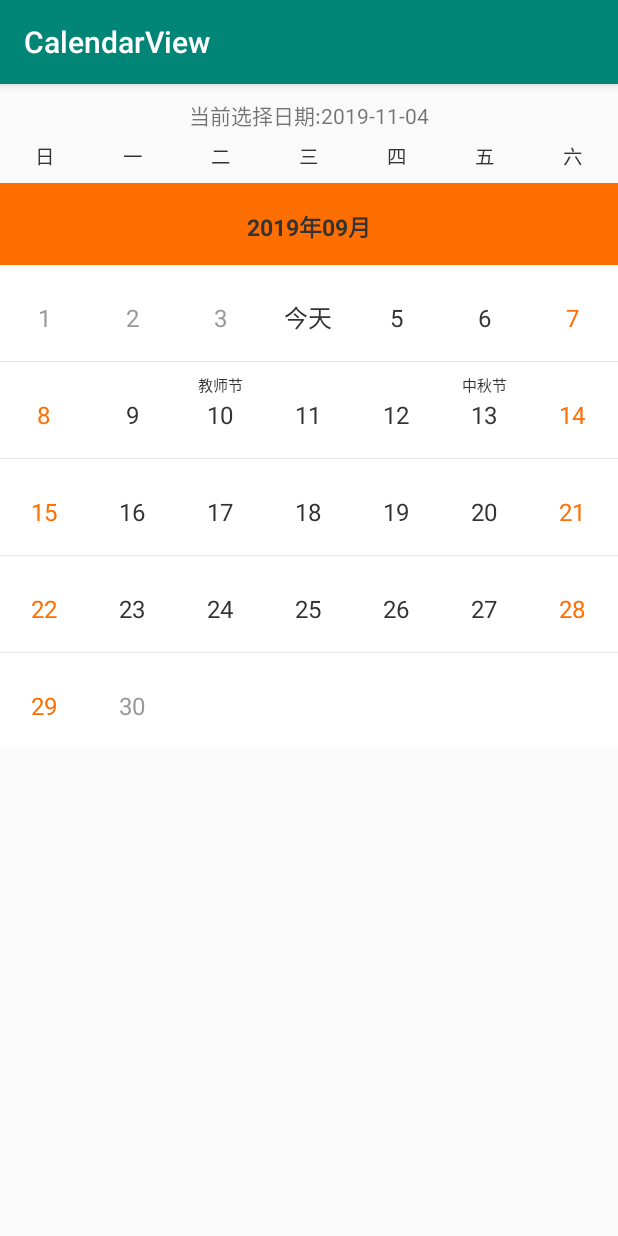
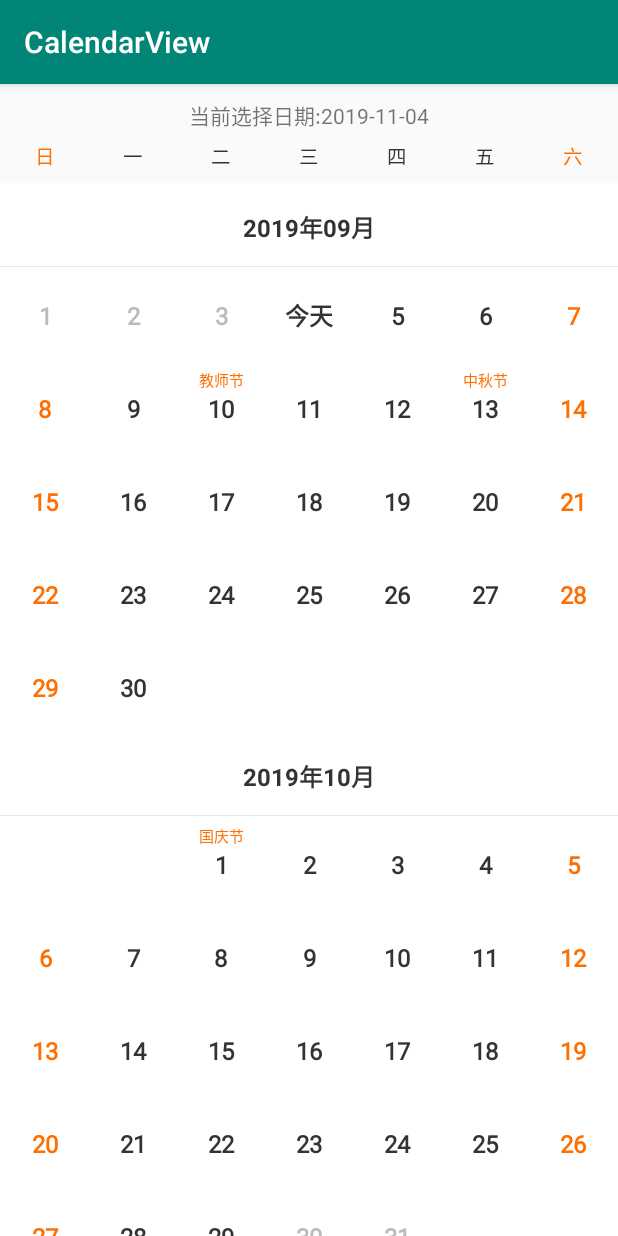
Before and after one commit to sy007/CalendarView, an Android app: the SingleSelectActivity screen opened directly, with no data from a screen before it, on a phone screen of 412 x 824 dp. Run offline under Robolectric (Android 15) with nearby library versions, the phone set to English and light mode, and no system bars.

Commit message:
完善Demo,新增设置日期字体 样式属性，修复头部月份宽度测量不正确问题

```diff
--- a/app/build.gradle
+++ b/app/build.gradle
@@ -20,9 +20,11 @@ android {
 
 dependencies {
     implementation fileTree(include: ['*.jar'], dir: 'libs')
+    implementation 'com.android.support.constraint:constraint-layout:1.1.3'
     testImplementation 'junit:junit:4.12'
     implementation 'com.android.support:appcompat-v7:26.0.2'
     implementation 'com.android.support:recyclerview-v7:26.0.2'
     implementation project(':calendarlibrary')
+    debugImplementation 'me.ele:uetool:1.2.3'
 
 }
--- a/app/src/main/AndroidManifest.xml
+++ b/app/src/main/AndroidManifest.xml
@@ -10,15 +10,15 @@
         android:supportsRtl="true"
         android:theme="@style/AppTheme">
         <activity android:name=".RangeSelectActivity" />
-
         <activity android:name=".SingleSelectActivity" />
         <activity android:name=".MainActivity">
+
             <intent-filter>
                 <action android:name="android.intent.action.MAIN" />
 
                 <category android:name="android.intent.category.LAUNCHER" />
             </intent-filter>
-
         </activity>
     </application>
+
 </manifest>
--- a/app/src/main/java/com/sunyuan/calendarview/MainActivity.java
+++ b/app/src/main/java/com/sunyuan/calendarview/MainActivity.java
@@ -5,12 +5,15 @@ import android.support.v7.app.AppCompatActivity;
 import android.os.Bundle;
 import android.view.View;
 
+import me.ele.uetool.UETool;
+
 public class MainActivity extends AppCompatActivity {
 
     @Override
     protected void onCreate(Bundle savedInstanceState) {
         super.onCreate(savedInstanceState);
         setContentView(R.layout.activity_main);
+        UETool.showUETMenu();
         findViewById(R.id.btn_single_select).setOnClickListener(new View.OnClickListener() {
             @Override
             public void onClick(View v) {
--- a/app/src/main/java/com/sunyuan/calendarview/SingleSelectActivity.java
+++ b/app/src/main/java/com/sunyuan/calendarview/SingleSelectActivity.java
@@ -38,6 +38,7 @@ public class SingleSelectActivity extends AppCompatActivity {
         tvCurrentSelectDate.setText(currentSelectDayStr);
         Calendar calendar = Calendar.getInstance();
         Date minDate = calendar.getTime();
+        calendar.add(Calendar.MONTH, 1);
         calendar.add(Calendar.DATE, 25);
         Date maxDate = calendar.getTime();
         CalendarViewWrapper.wrap(calendarView)
--- a/app/src/main/res/layout/activity_single_select.xml
+++ b/app/src/main/res/layout/activity_single_select.xml
@@ -33,7 +33,7 @@
         sy:lableArr="@array/month_view_lable_arr"
         sy:lableTextColor="#333333"
         sy:lableTextSize="13sp"
-        sy:lableWeekendTextColor="#333333" />
+        sy:lableWeekendTextColor="#FF6E00" />
     <!--日历-->
     <com.sunyuan.calendarlibrary.CalendarView
         android:id="@+id/calendar_view"
@@ -41,20 +41,19 @@
         android:layout_height="wrap_content"
         android:background="#FFFFFF"
         sy:bottomTextSize="10sp"
-        sy:disTextColor="#999999"
-        sy:dividerColor="#E8E8E8"
-        sy:dividerHeight="1px"
+        sy:disTextColor="#BBBBBB"
         sy:firstSelectDayText="出发"
-        sy:firstTopMargin="10dp"
-        sy:rowHeight="64dp"
+        sy:firstTopMargin="8dp"
+        sy:rowHeight="62dp"
         sy:sameTextColor="#333333"
-        sy:secondTopMargin="5dp"
+        sy:secondTopMargin="4dp"
         sy:selectBgDrawable="@drawable/drawable_select_bg"
         sy:selectTextColor="#FFFFFF"
         sy:textColor="#333333"
         sy:textSize="16sp"
-        sy:thirdTopMargin="5dp"
-        sy:topTextColor="#333333"
+        sy:textStyle="bold"
+        sy:thirdTopMargin="4dp"
+        sy:topTextColor="#FF6E00"
         sy:topTextSize="10sp"
         sy:weekendTextColor="#FF6E00" />
 </LinearLayout>
--- a/calendarlibrary/src/main/java/com/sunyuan/calendarlibrary/CalendarAdapter.java
+++ b/calendarlibrary/src/main/java/com/sunyuan/calendarlibrary/CalendarAdapter.java
@@ -50,6 +50,7 @@ import static com.sunyuan.calendarlibrary.MonthView.SELECT_RANGE_BG_DRAWABLE;
 import static com.sunyuan.calendarlibrary.MonthView.SELECT_TEXT_COLOR;
 import static com.sunyuan.calendarlibrary.MonthView.TEXT_COLOR;
 import static com.sunyuan.calendarlibrary.MonthView.TEXT_SIZE;
+import static com.sunyuan.calendarlibrary.MonthView.TEXT_STYLE;
 import static com.sunyuan.calendarlibrary.MonthView.THIRD_TOP_MARGIN;
 import static com.sunyuan.calendarlibrary.MonthView.TOP_SIZE;
 import static com.sunyuan.calendarlibrary.MonthView.TOP_TEXT_COLOR;
@@ -92,24 +93,18 @@ final class CalendarAdapter extends RecyclerView.Adapter<CalendarAdapter.Calenda
         int topTextColor = typedArray.getColor(R.styleable.CalendarView_topTextColor, DEFAULT_TOP_TEXT_COLOR);
         int sameTextColor = typedArray.getColor(R.styleable.CalendarView_sameTextColor, DEFAULT_SAME_TEXT_COLOR);
         Drawable selectRangeBgDrawable = typedArray.getDrawable(R.styleable.CalendarView_selectRangeBgDrawable);
-        int defaultTopSize = Utils.sp2px(context, 10);
-        int defaultTextSize = Utils.sp2px(context, 13);
-        int defaultBottomTextSize = Utils.sp2px(context, 10);
-        int defaultFirstTopMargin = Utils.dip2px(context, 5);
-        int defaultSecondTopMargin = Utils.dip2px(context, 5);
-        int defaultThirdTopMargin = Utils.dip2px(context, 5);
-        int topTextSize = (int) typedArray.getDimension(R.styleable.CalendarView_topTextSize, defaultTopSize);
-        int textSize = (int) typedArray.getDimension(R.styleable.CalendarView_textSize, defaultTextSize);
-        int bottomTextSize = (int) typedArray.getDimension(R.styleable.CalendarView_bottomTextSize, defaultBottomTextSize);
-        int firstTopMargin = (int) typedArray.getDimension(R.styleable.CalendarView_firstTopMargin, defaultFirstTopMargin);
-        int secondTopMargin = (int) typedArray.getDimension(R.styleable.CalendarView_secondTopMargin, defaultSecondTopMargin);
-        int thirdTopMargin = (int) typedArray.getDimension(R.styleable.CalendarView_thirdTopMargin, defaultThirdTopMargin);
+        int topTextSize = (int) typedArray.getDimension(R.styleable.CalendarView_topTextSize, Utils.sp2px(context, 10));
+        int textSize = (int) typedArray.getDimension(R.styleable.CalendarView_textSize, Utils.sp2px(context, 13));
+        int textStyle = typedArray.getInt(R.styleable.CalendarView_textStyle, 0);
+        int bottomTextSize = (int) typedArray.getDimension(R.styleable.CalendarView_bottomTextSize, Utils.sp2px(context, 10));
+        int firstTopMargin = (int) typedArray.getDimension(R.styleable.CalendarView_firstTopMargin, 0);
+        int secondTopMargin = (int) typedArray.getDimension(R.styleable.CalendarView_secondTopMargin, 0);
+        int thirdTopMargin = (int) typedArray.getDimension(R.styleable.CalendarView_thirdTopMargin, 0);
         int selectMaxRange = typedArray.getInteger(R.styleable.CalendarView_selectMaxRange, MonthView.DEFAULT_SELECT_MAX_RANGE);
         int dividerHeight = (int) typedArray.getDimension(R.styleable.CalendarView_dividerHeight, MonthView.DEFAULT_DIVIDER_HEIGHT);
         int dividerColor = typedArray.getColor(R.styleable.CalendarView_dividerColor, MonthView.DEFAULT_DIVIDER_COLOR);
         String firstSelectDayText = typedArray.getString(R.styleable.CalendarView_firstSelectDayText);
         String lastSelectDayText = typedArray.getString(R.styleable.CalendarView_lastSelectDayText);
-
 
         int paddingLeft = (int) typedArray.getDimension(R.styleable.CalendarView_monthPaddingLeft, 0);
         int paddingTop = (int) typedArray.getDimension(R.styleable.CalendarView_monthPaddingTop, 0);
@@ -140,6 +135,7 @@ final class CalendarAdapter extends RecyclerView.Adapter<CalendarAdapter.Calenda
         ATTRS.put(ROW_HEIGHT, rowHeight);
         ATTRS.put(FIRST_SELECT_DAY_TEXT, firstSelectDayText);
         ATTRS.put(LAST_SELECT_DAY_TEXT, lastSelectDayText);
+        ATTRS.put(TEXT_STYLE, textStyle);
     }
 
     @NonNull
--- a/calendarlibrary/src/main/java/com/sunyuan/calendarlibrary/CalendarView.java
+++ b/calendarlibrary/src/main/java/com/sunyuan/calendarlibrary/CalendarView.java
@@ -59,7 +59,7 @@ public class CalendarView extends RecyclerView {
         return calendarAdapter.covertToPosition(calendarDay);
     }
 
-    public void display(CalendarViewWrapper.CalendarBuilder calendarBuilder) {
+    void display(CalendarViewWrapper.CalendarBuilder calendarBuilder) {
         MonthTitleViewCallBack monthTitleViewCallBack = calendarBuilder.monthTitleViewCallBack;
         boolean isStick = calendarBuilder.isStick;
         boolean isShowMonthTitleView = calendarBuilder.isShowMonthTitleView;
--- a/calendarlibrary/src/main/java/com/sunyuan/calendarlibrary/MonthTitleDecoration.java
+++ b/calendarlibrary/src/main/java/com/sunyuan/calendarlibrary/MonthTitleDecoration.java
@@ -5,6 +5,8 @@ import android.graphics.Rect;
 import android.support.annotation.NonNull;
 import android.support.v7.widget.RecyclerView;
 import android.view.View;
+import android.view.ViewGroup;
+import android.widget.LinearLayout;
 
 import java.util.Date;
 import java.util.HashMap;
@@ -80,13 +82,11 @@ public class MonthTitleDecoration extends RecyclerView.ItemDecoration {
                 View view = parent.getChildAt(i);
                 int index = parent.getChildAdapterPosition(view);
                 View monthTitleView;
-                if (monthTitleViewMap.get(index) == null ) {
+                if (monthTitleViewMap.get(index) == null) {
                     Date monthDate = monthDateCallback.getMonthDate(index);
                     monthTitleView = monthTitleViewCallBack.getMonthTitleView(index, monthDate);
-                    monthTitleView.measure(View.MeasureSpec.makeMeasureSpec(0, View.MeasureSpec.UNSPECIFIED),
-                            View.MeasureSpec.makeMeasureSpec(0, View.MeasureSpec.UNSPECIFIED));
+                    ensureViewLayout(monthTitleView, parent);
                     monthTitleViewMap.put(index, monthTitleView);
-                    monthTitleView.layout(0, 0, parent.getWidth(), monthTitleHeight);
                 } else {
                     monthTitleView = monthTitleViewMap.get(index);
                 }
@@ -111,6 +111,26 @@ public class MonthTitleDecoration extends RecyclerView.ItemDecoration {
         }
     }
 
+    private void ensureViewLayout(View monthTitleView, RecyclerView recyclerView) {
+        ViewGroup.MarginLayoutParams layoutParams = (ViewGroup.MarginLayoutParams) monthTitleView.getLayoutParams();
+        int widthSpec;
+        int heightSpec;
+        if (layoutParams != null) {
+            widthSpec = View.MeasureSpec.makeMeasureSpec(
+                    recyclerView.getMeasuredWidth() - layoutParams.leftMargin - layoutParams.rightMargin, View.MeasureSpec.EXACTLY);
+            if (layoutParams.height > 0) {
+                heightSpec = View.MeasureSpec.makeMeasureSpec(layoutParams.height, View.MeasureSpec.EXACTLY);
+            } else {
+                heightSpec = View.MeasureSpec.makeMeasureSpec(0, View.MeasureSpec.UNSPECIFIED);
+            }
+        } else {
+            widthSpec = View.MeasureSpec.makeMeasureSpec(recyclerView.getMeasuredWidth(), View.MeasureSpec.EXACTLY);
+            heightSpec = View.MeasureSpec.makeMeasureSpec(0, View.MeasureSpec.UNSPECIFIED);
+        }
+        monthTitleView.measure(widthSpec, heightSpec);
+        monthTitleView.layout(0, 0, monthTitleView.getMeasuredWidth(), monthTitleView.getMeasuredHeight());
+    }
+
     /**
      * 释放资源
      */
--- a/calendarlibrary/src/main/java/com/sunyuan/calendarlibrary/MonthView.java
+++ b/calendarlibrary/src/main/java/com/sunyuan/calendarlibrary/MonthView.java
@@ -1,5 +1,6 @@
 package com.sunyuan.calendarlibrary;
 
+import android.content.BroadcastReceiver;
 import android.content.Context;
 import android.graphics.Canvas;
 import android.graphics.Color;
@@ -45,6 +46,7 @@ public class MonthView extends View {
     private int toDay;
     private Rect dayRang;
     private static final int MONTH_IN_YEAR = 12;
+    private static final String MEASURE_TEXT = "\u5b57";
 
 
     /**
@@ -76,6 +78,7 @@ public class MonthView extends View {
     public static final String DIVIDER_COLOR = "DIVIDER_COLOR";
     public static final String TOP_SIZE = "TOP_SIZE";
     public static final String TEXT_SIZE = "TEXT_SIZE";
+    public static final String TEXT_STYLE = "TEXT_STYLE";
     public static final String BOTTOM_TEXT_SIZE = "BOTTOM_TEXT_SIZE";
     public static final String FIRST_TOP_MARGIN = "FIRST_TOP_MARGIN";
     public static final String SECOND_TOP_MARGIN = "SECOND_TOP_MARGIN";
@@ -115,6 +118,7 @@ public class MonthView extends View {
     private int disTextColor;
     private int bottomTextSize;
     private int textSize;
+    private int textStyle;
     private int topTextSize;
     private int firstTopMargin;
     private int secondTopMargin;
@@ -146,6 +150,12 @@ public class MonthView extends View {
     private Drawable selectBgDrawable;
     private Drawable selectRangeDrawable;
 
+    /**
+     * 用于放置日期字体高度
+     */
+    private Rect textHeightRect = new Rect();
+
+
     public MonthView(Context context) {
         this(context, null);
     }
@@ -170,6 +180,7 @@ public class MonthView extends View {
         sameTextColor = (int) ATTRS.get(SAME_TEXT_COLOR);
         topTextSize = (int) ATTRS.get(TOP_SIZE);
         textSize = (int) ATTRS.get(TEXT_SIZE);
+        textStyle = (int) ATTRS.get(TEXT_STYLE);
         bottomTextSize = (int) ATTRS.get(BOTTOM_TEXT_SIZE);
         firstTopMargin = (int) ATTRS.get(FIRST_TOP_MARGIN);
         secondTopMargin = (int) ATTRS.get(SECOND_TOP_MARGIN);
@@ -209,11 +220,17 @@ public class MonthView extends View {
         dayPaint.setColor(textColor);
         dayPaint.setTextAlign(Paint.Align.CENTER);
         dayPaint.setTextSize(textSize);
-
-
+        int flags = Paint.ANTI_ALIAS_FLAG;
+        switch (textStyle) {
+            case 0:
+                dayPaint.setFlags(flags);
+                break;
+            case 1:
+                dayPaint.setFlags(flags | Paint.FAKE_BOLD_TEXT_FLAG);
+                break;
+        }
         dividerPaint = new Paint();
         dividerPaint.setColor(dividerColor);
-
 
         firstSelectPaint = new Paint(Paint.ANTI_ALIAS_FLAG);
         firstSelectPaint.setTextSize(topTextSize);
@@ -236,7 +253,11 @@ public class MonthView extends View {
     @Override
     protected void onSizeChanged(int w, int h, int oldw, int oldh) {
         super.onSizeChanged(w, h, oldw, oldh);
+        //这里宽度存在除不尽情况
         dayWidth = ((w - (getPaddingLeft() + getPaddingRight())) / columnNum);
+        //将多余的宽度平均分给两边的padding
+        int halfRemainWidth = ((w - getPaddingLeft() - getPaddingRight()) % columnNum) / 2;
+        setPadding(getPaddingLeft() + halfRemainWidth, getPaddingTop(), getPaddingRight() + halfRemainWidth, getPaddingBottom());
     }
 
     @Override
--- a/calendarlibrary/src/main/res/values/attrs.xml
+++ b/calendarlibrary/src/main/res/values/attrs.xml
@@ -15,6 +15,10 @@
         <attr name="topTextColor" format="color" />
         <attr name="selectMaxRange" format="integer" />
         <attr name="textSize" format="dimension" />
+        <attr name="textStyle" format="flags">
+            <flag name="normal" value="0" />
+            <flag name="bold" value="1" />>
+        </attr>
         <attr name="topTextSize" format="dimension" />
         <attr name="bottomTextSize" format="dimension" />
         <attr name="firstTopMargin" format="dimension" />
```
Also changed, not shown: app/src/main/res/layout/activity_custom_view.xml (added, +11 -0 lines), app/src/main/res/layout/layout_month_title.xml (+10 -5 lines), 1 other file.
